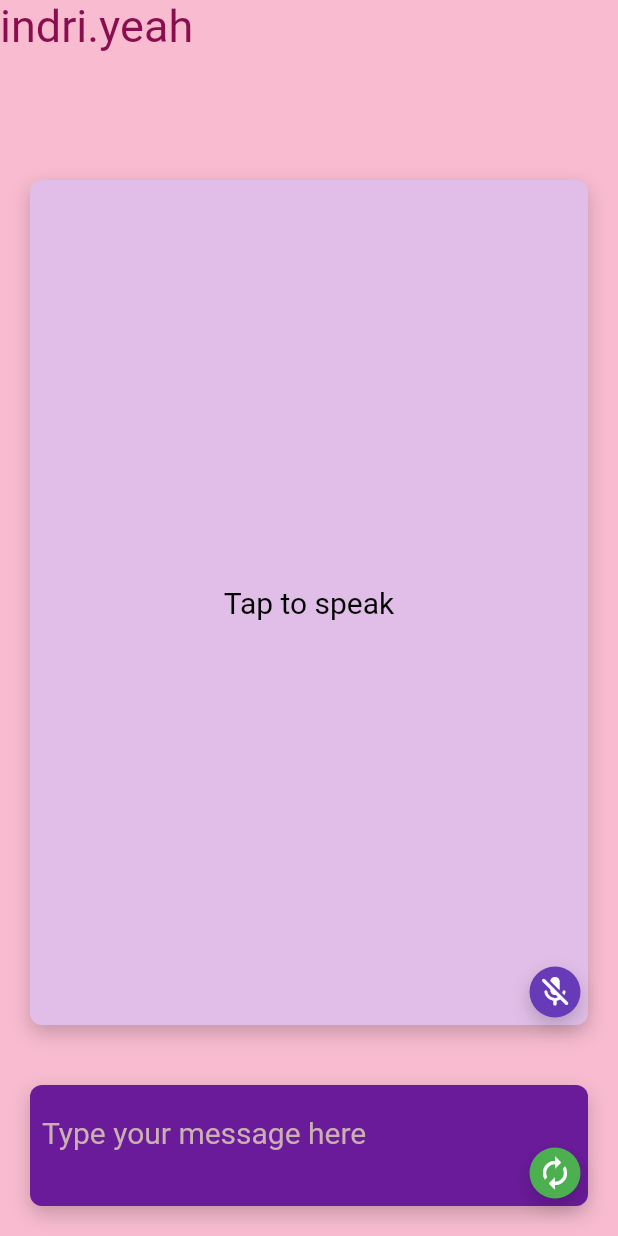
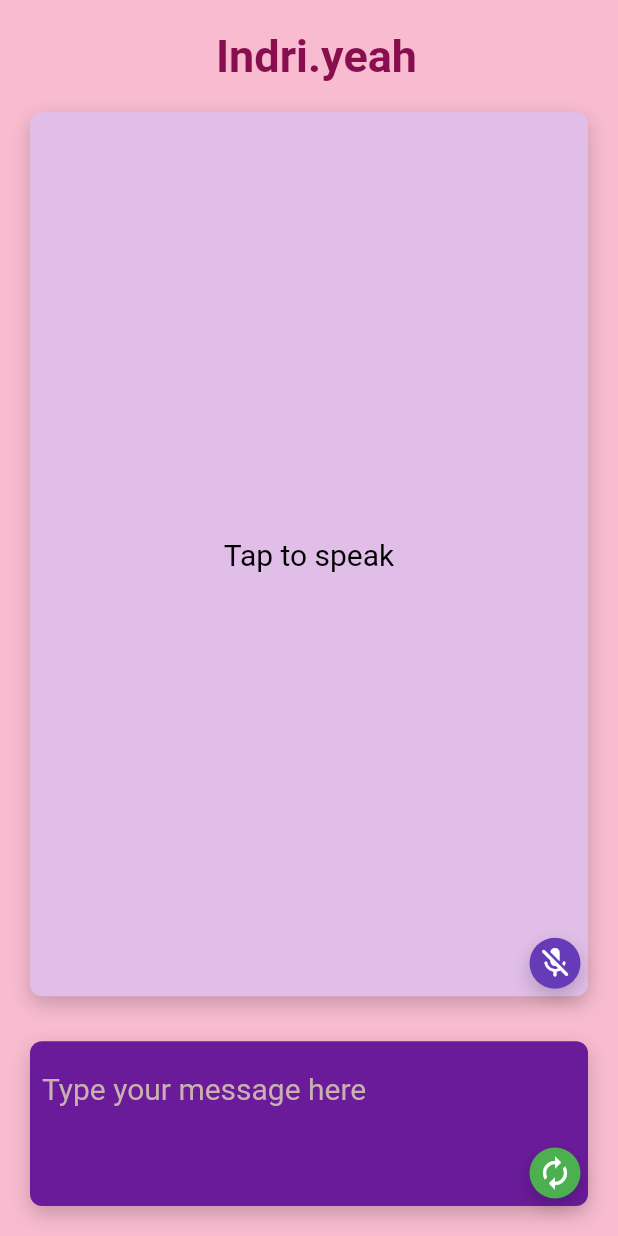
Before and after one commit to SunflowerSmiles/IndriyeahApp, a Flutter app: the screen it shows after launch, on a phone screen of 412 x 824 dp. Run offline on Flutter 3.47's test engine with Material 2 defaults, Android fonts, the light colour scheme and no system bars; our stand-ins replace flutter_tts, speech_to_text.

Commit message:
no anim changes

```diff
--- a/lib/screens/home_page.dart
+++ b/lib/screens/home_page.dart
@@ -129,22 +129,41 @@ class _HomePageState extends State<HomePage> {
   Widget build(BuildContext context) {
     return Scaffold(
       backgroundColor: Colors.pink.shade100,
-      appBar: CustomAppBar(
-        height: 100,
-      ),
       body: SafeArea(
         child: Center(
           child: IntrinsicHeight(
             child: Column(
-              mainAxisAlignment: MainAxisAlignment.start,
-              crossAxisAlignment: CrossAxisAlignment.start,
+              mainAxisAlignment: MainAxisAlignment.spaceBetween,
+              crossAxisAlignment: CrossAxisAlignment.stretch,
               children: [
                 Flexible(
-                  flex: MediaQuery.of(context).viewInsets.bottom == 0 ? 5 : 1,
+                  flex: MediaQuery.of(context).viewInsets.bottom == 0 ? 1 : 1,
                   child: Padding(
-                    padding: const EdgeInsets.all(20),
+                    padding: const EdgeInsets.fromLTRB(10, 0, 0, 0),
+                    child: Align(
+                      alignment: Alignment.center,
+                      child: Text(
+                        "Indri.yeah",
+                        // textAlign: MediaQuery.of(context).viewInsets.bottom == 0
+                        //     ? TextAlign.left
+                        //     : TextAlign.center,
+                        style: TextStyle(
+                          fontSize:
+                              MediaQuery.of(context).viewInsets.bottom == 0
+                                  ? 30
+                                  : 18,
+                          color: Colors.pink.shade900,
+                          fontWeight: FontWeight.bold,
+                        ),
+                      ),
+                    ),
+                  ),
+                ),
+                Flexible(
+                  flex: MediaQuery.of(context).viewInsets.bottom == 0 ? 8 : 6,
+                  child: Padding(
+                    padding: const EdgeInsets.fromLTRB(20, 0, 20, 10),
                     child: Ink(
-                      // height: (5 * MediaQuery.of(context).size.height) / 6,
                       child: Stack(
                         children: [
                           Ink(
@@ -250,11 +269,13 @@ class _HomePageState extends State<HomePage> {
                   ),
                 ),
                 Flexible(
-                  flex: 1,
+                  flex: MediaQuery.of(context).viewInsets.bottom == 0 ? 2 : 4,
                   child: Padding(
                     padding: const EdgeInsets.all(20),
                     child: Ink(
-                      // height: (1 * MediaQuery.of(context).size.height) / 6,
+                      // height: MediaQuery.of(context).viewInsets.bottom == 0
+                      //     ? (1 * MediaQuery.of(context).size.height) / 8
+                      //     : (2 * MediaQuery.of(context).size.height) / 5,
                       child: Stack(
                         children: [
                           Ink(
--- a/lib/widgets/custom_app_bar.dart
+++ b/lib/widgets/custom_app_bar.dart
@@ -1,27 +1,19 @@
-import 'package:flutter/material.dart';
+// import 'package:flutter/material.dart';
 
-class CustomAppBar extends StatelessWidget implements PreferredSizeWidget {
-  final double height;
+// class CustomAppBar extends StatefulWidget {
+//   final bool keyboard = false;
+//   const CustomAppBar({
+//     super.key,
+//     required keyboard,
+//   });
 
-  const CustomAppBar({
-    super.key,
-    required this.height,
-  });
+//   @override
+//   State<CustomAppBar> createState() => _CustomAppBarState();
+// }
 
-  @override
-  Size get preferredSize => Size.fromHeight(height);
-
-  @override
-  Widget build(BuildContext context) {
-    return Container(
-      height: height,
-      child: Text(
-        "indri.yeah",
-        style: TextStyle(
-          fontSize: 30,
-          color: Colors.pink.shade900,
-        ),
-      ),
-    );
-  }
-}
+// class _CustomAppBarState extends State<CustomAppBar> {
+//   @override
+//   Widget build(BuildContext context) {
+//     return
+//   }
+// }
```
